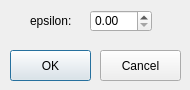
Before: the Qt Designer form LEGO/OpenCVOptionDialog.ui in xwzhangcs/LEGO, drawn with Qt 5.
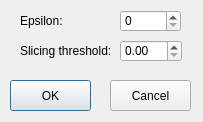
After: the same form once the commit is applied.

Commit message: add horizontal slicing

The edit to the form file:
```diff
--- a/LEGO/OpenCVOptionDialog.ui
+++ b/LEGO/OpenCVOptionDialog.ui
@@ -6,8 +6,8 @@
    <rect>
     <x>0</x>
     <y>0</y>
-    <width>190</width>
-    <height>90</height>
+    <width>203</width>
+    <height>122</height>
    </rect>
   </property>
   <property name="windowTitle">
@@ -16,21 +16,21 @@
   <widget class="QLabel" name="label">
    <property name="geometry">
     <rect>
-     <x>30</x>
+     <x>20</x>
      <y>10</y>
      <width>47</width>
      <height>21</height>
     </rect>
    </property>
    <property name="text">
-    <string>epsilon:</string>
+    <string>Epsilon:</string>
    </property>
   </widget>
   <widget class="QPushButton" name="pushButtonOK">
    <property name="geometry">
     <rect>
      <x>10</x>
-     <y>50</y>
+     <y>80</y>
      <width>81</width>
      <height>31</height>
     </rect>
@@ -42,8 +42,8 @@
   <widget class="QPushButton" name="pushButtonCancel">
    <property name="geometry">
     <rect>
-     <x>100</x>
-     <y>50</y>
+     <x>110</x>
+     <y>80</y>
      <width>81</width>
      <height>31</height>
     </rect>
@@ -52,16 +52,39 @@
     <string>Cancel</string>
    </property>
   </widget>
-  <widget class="QDoubleSpinBox" name="doubleSpinBoxEpsilon">
+  <widget class="QLabel" name="label_2">
    <property name="geometry">
     <rect>
-     <x>90</x>
-     <y>10</y>
+     <x>20</x>
+     <y>40</y>
+     <width>91</width>
+     <height>21</height>
+    </rect>
+   </property>
+   <property name="text">
+    <string>Slicing threshold:</string>
+   </property>
+  </widget>
+  <widget class="QDoubleSpinBox" name="doubleSpinBoxSlicingThreshold">
+   <property name="geometry">
+    <rect>
+     <x>120</x>
+     <y>40</y>
      <width>62</width>
      <height>22</height>
     </rect>
    </property>
   </widget>
+  <widget class="QSpinBox" name="spinBoxEpsilon">
+   <property name="geometry">
+    <rect>
+     <x>120</x>
+     <y>10</y>
+     <width>61</width>
+     <height>22</height>
+    </rect>
+   </property>
+  </widget>
  </widget>
  <layoutdefault spacing="6" margin="11"/>
  <resources/>
```
The commit also changes 9 other files.
